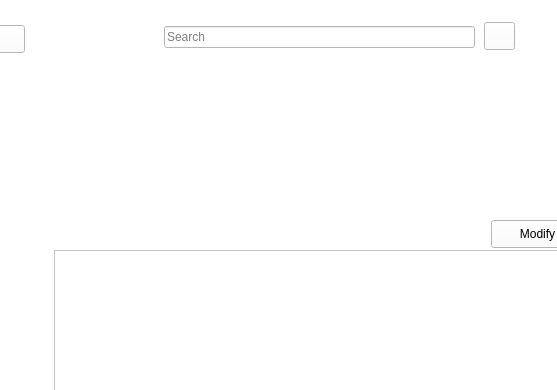
Old version of the form DreamBeaver/mainwindow.ui in the repository life-is-potato/Dream-Beaver; both pictures show x 186 to 743 and y 0 to 390 of the 852 by 513 pixel window.
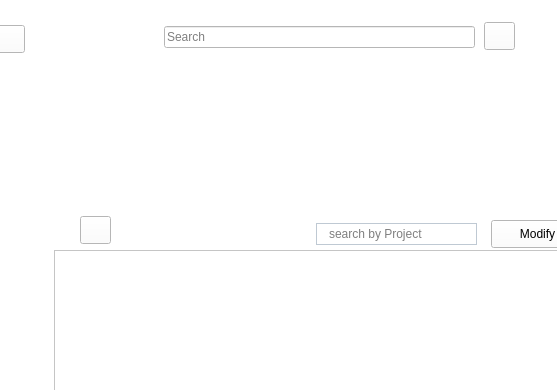
New version of the form. The open tabs and pages were chosen to show the change. Icons and pictures are not drawn.

Diff of the .ui file:
```diff
--- a/DreamBeaver/mainwindow.ui
+++ b/DreamBeaver/mainwindow.ui
@@ -833,6 +833,73 @@
          <bool>true</bool>
         </property>
        </widget>
+       <widget class="QLineEdit" name="searchline">
+        <property name="geometry">
+         <rect>
+          <x>302</x>
+          <y>133</y>
+          <width>161</width>
+          <height>22</height>
+         </rect>
+        </property>
+        <property name="styleSheet">
+         <string notr="true">
+ 	background-color:transparent ;
+	border-radius:15px ; 
+	border:1px solid #BFC9D3; 
+	padding : 0 40px 0 10px ; 
+</string>
+        </property>
+        <property name="readOnly">
+         <bool>false</bool>
+        </property>
+        <property name="placeholderText">
+         <string>search by Project </string>
+        </property>
+       </widget>
+       <widget class="QLabel" name="label">
+        <property name="geometry">
+         <rect>
+          <x>440</x>
+          <y>134</y>
+          <width>20</width>
+          <height>20</height>
+         </rect>
+        </property>
+        <property name="text">
+         <string/>
+        </property>
+        <property name="pixmap">
+         <pixmap resource="icons.qrc">:/Icons/search1.svg</pixmap>
+        </property>
+        <property name="scaledContents">
+         <bool>true</bool>
+        </property>
+       </widget>
+       <widget class="QPushButton" name="pdf">
+        <property name="geometry">
+         <rect>
+          <x>66</x>
+          <y>126</y>
+          <width>31</width>
+          <height>28</height>
+         </rect>
+        </property>
+        <property name="styleSheet">
+         <string notr="true">#pdf {
+	image:url(:/Icons/download (1).svg)
+	border none;
+}
+#pdf::hover {
+	
+	image: url(:/Icons/download.svg)
+	border none;
+}</string>
+        </property>
+        <property name="text">
+         <string/>
+        </property>
+       </widget>
       </widget>
      </widget>
      <widget class="QWidget" name="page_3">
```
Left out of the diff: 2 changed lines with no effect on the pictures.
